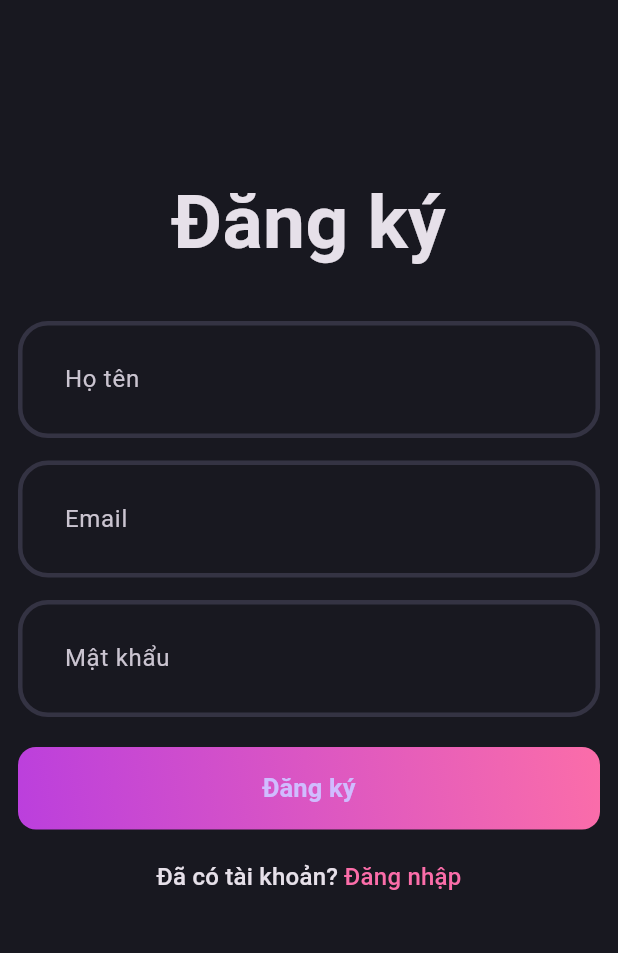
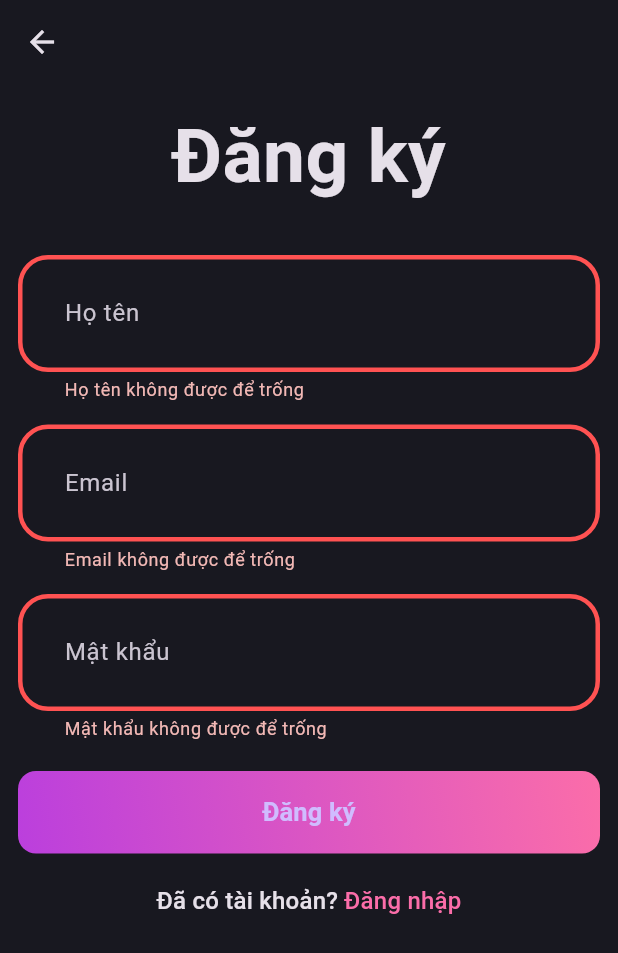
Before and after one commit to sanggit999/blog_app, a Flutter app: the SignUpPage screen opened directly, after a tap on "Đăng ký", on a phone screen of 412 x 824 dp. Shown: the top 953 px of the screen. Run offline on Flutter 3.47's test engine with Material 3 defaults, Android fonts, the phone set to English and light mode, and no system bars; our stand-ins replace flutter_bloc, fpdart, get_it, supabase_flutter; accounts and stored records are empty.

Commit message:
done register user

```diff
--- /dev/null
+++ b/devtools_options.yaml
@@ -0,0 +1 @@
+extensions:
--- /dev/null
+++ b/lib/core/error/exceptions.dart
@@ -0,0 +1,4 @@
+class ServerException implements Exception {
+  final String message;
+  const ServerException(this.message);
+}
--- /dev/null
+++ b/lib/core/error/failures.dart
@@ -0,0 +1,4 @@
+class Failure {
+  final String message;
+  Failure([this.message = "An unexpected error occurred"]);
+}
--- /dev/null
+++ b/lib/core/secrets/app_secrets.dart
@@ -0,0 +1,5 @@
+class AppSecret {
+  static const supabaseUrl = "https://bqbpongfzhcfolmgdxso.supabase.co";
+  static const supabaseAnonKey =
+      "eyJhbGciOiJIUzI1NiIsInR5cCI6IkpXVCJ9.eyJpc3MiOiJzdXBhYmFzZSIsInJlZiI6ImJxYnBvbmdmemhjZm9sbWdkeHNvIiwicm9sZSI6ImFub24iLCJpYXQiOjE3MTQ4OTE5OTksImV4cCI6MjAzMDQ2Nzk5OX0.cVakjefOAtjZ1WuZk-P3vwsitkGuA6J8kT32OOy7Wdk";
+}
--- a/lib/core/theme/theme.dart
+++ b/lib/core/theme/theme.dart
@@ -12,10 +12,19 @@ class AppTheme {
 
   static final darkThemeMode = ThemeData.dark().copyWith(
     scaffoldBackgroundColor: AppPallete.backgroundColor,
+    appBarTheme: const AppBarTheme(
+      backgroundColor: AppPallete.backgroundColor,
+    ),
+    // chipTheme: const ChipThemeData(
+    //   color: MaterialStatePropertyAll(AppPallete.backgroundColor),
+    //   side: BorderSide.none,
+    // ),
     inputDecorationTheme: InputDecorationTheme(
       contentPadding: const EdgeInsets.all(27.0),
+      border: _boder(),
       enabledBorder: _boder(),
       focusedBorder: _boder(AppPallete.gradient2),
+      errorBorder: _boder(AppPallete.errorColor),
     ),
   );
 }
--- /dev/null
+++ b/lib/core/usecase/usecase.dart
@@ -0,0 +1,6 @@
+import 'package:blog_app/core/error/failures.dart';
+import 'package:fpdart/fpdart.dart';
+
+abstract interface class UseCase<SuccessType, Params> {
+  Future<Either<Failure, SuccessType>> call(Params params);
+}
--- /dev/null
+++ b/lib/features/auth/domain/repository/auth_repository.dart
@@ -0,0 +1,15 @@
+import 'package:blog_app/core/error/failures.dart';
+import 'package:fpdart/fpdart.dart';
+
+abstract interface class AuthRepository {
+  Future<Either<Failure, String>> signUpWithEmailPassword({
+    required String name,
+    required String email,
+    required String password,
+  });
+
+  Future<Either<Failure, String>> loginWithEmailPassword({
+    required String email,
+    required String password,
+  });
+}
--- /dev/null
+++ b/lib/features/auth/domain/usecases/user_sign_up.dart
@@ -0,0 +1,30 @@
+import 'package:blog_app/core/error/failures.dart';
+import 'package:blog_app/core/usecase/usecase.dart';
+import 'package:blog_app/features/auth/domain/repository/auth_repository.dart';
+import 'package:fpdart/fpdart.dart';
+
+class UserSignUp implements UseCase<String, UserSignUpParams> {
+  final AuthRepository authRepository;
+  const UserSignUp(this.authRepository);
+
+  @override
+  Future<Either<Failure, String>> call(UserSignUpParams params) async {
+    return await authRepository.signUpWithEmailPassword(
+      name: params.name,
+      email: params.email,
+      password: params.password,
+    );
+  }
+}
+
+class UserSignUpParams {
+  final String name;
+  final String email;
+  final String password;
+
+  UserSignUpParams({
+    required this.name,
+    required this.email,
+    required this.password,
+  });
+}
--- /dev/null
+++ b/lib/features/auth/presentation/bloc/auth_bloc.dart
@@ -0,0 +1,25 @@
+import 'package:blog_app/features/auth/domain/usecases/user_sign_up.dart';
+import 'package:flutter/foundation.dart';
+import 'package:flutter_bloc/flutter_bloc.dart';
+
+part 'auth_event.dart';
+part 'auth_state.dart';
+
+class AuthBloc extends Bloc<AuthEvent, AuthState> {
+  final UserSignUp _userSignUp;
+  AuthBloc({
+    required UserSignUp userSigngUp,
+  })  : _userSignUp = userSigngUp,
+        super(AuthInitial()) {
+    on<AuthSignUp>((event, emit) async {
+      final res = await _userSignUp.call(UserSignUpParams(
+        name: event.name,
+        email: event.email,
+        password: event.password,
+      ));
+
+      res.fold((failure) => emit(AuthFailure(failure.message)),
+          (uid) => emit(AuthSuccess(uid)));
+    });
+  }
+}
--- /dev/null
+++ b/lib/features/auth/presentation/bloc/auth_event.dart
@@ -0,0 +1,16 @@
+part of 'auth_bloc.dart';
+
+@immutable
+sealed class AuthEvent {}
+
+final class AuthSignUp extends AuthEvent {
+  final String name;
+  final String email;
+  final String password;
+
+  AuthSignUp({
+    required this.name,
+    required this.email,
+    required this.password,
+  });
+}
--- /dev/null
+++ b/lib/features/auth/presentation/bloc/auth_state.dart
@@ -0,0 +1,21 @@
+part of 'auth_bloc.dart';
+
+@immutable
+sealed class AuthState {
+  const AuthState();
+}
+
+final class AuthInitial extends AuthState {}
+
+final class AuthSuccess extends AuthState {
+  final String uid;
+  const AuthSuccess(this.uid);
+}
+
+final class AuthFailure extends AuthState {
+  final String message;
+
+  const AuthFailure(this.message);
+}
+
+final class AuthLoading extends AuthState {}
--- a/lib/features/auth/presentation/pages/signup_page.dart
+++ b/lib/features/auth/presentation/pages/signup_page.dart
@@ -1,9 +1,16 @@
 import 'package:blog_app/core/theme/app_pallete.dart';
+import 'package:blog_app/features/auth/presentation/bloc/auth_bloc.dart';
+import 'package:blog_app/features/auth/presentation/pages/login_page.dart';
 import 'package:blog_app/features/auth/presentation/widgets/auth_field.dart';
 import 'package:blog_app/features/auth/presentation/widgets/auth_gradient_button.dart';
 import 'package:flutter/material.dart';
+import 'package:flutter_bloc/flutter_bloc.dart';
 
 class SignUpPage extends StatefulWidget {
+  static route() => MaterialPageRoute(
+        builder: (context) => const SignUpPage(),
+      );
+
   const SignUpPage({super.key});
 
   @override
@@ -11,17 +18,32 @@ class SignUpPage extends StatefulWidget {
 }
 
 class _SignUpPageState extends State<SignUpPage> {
+  final formKey = GlobalKey<FormState>();
+  final nameController = TextEditingController();
+  final emailController = TextEditingController();
+  final passwordController = TextEditingController();
+
+  @override
+  void dispose() {
+    nameController.dispose();
+    emailController.dispose();
+    passwordController.dispose();
+    super.dispose();
+  }
+
   @override
   Widget build(BuildContext context) {
     return Scaffold(
+      appBar: AppBar(),
       body: SingleChildScrollView(
         child: Padding(
           padding: const EdgeInsets.all(12.0),
+          child: Form(
+            key: formKey,
             child: Column(
+              mainAxisAlignment: MainAxisAlignment.center,
+              crossAxisAlignment: CrossAxisAlignment.center,
               children: [
-              const SizedBox(
-                height: 100,
-              ),
                 const Text(
                   "Đăng ký",
                   style: TextStyle(
@@ -32,42 +54,71 @@ class _SignUpPageState extends State<SignUpPage> {
                 const SizedBox(
                   height: 30,
                 ),
-              const AuthField(hintText: "Họ tên"),
+                AuthField(
+                  hintText: "Họ tên",
+                  controller: nameController,
+                ),
                 const SizedBox(
                   height: 15,
                 ),
-              const AuthField(hintText: "Email"),
+                AuthField(
+                  hintText: "Email",
+                  controller: emailController,
+                ),
                 const SizedBox(
                   height: 15,
                 ),
-              const AuthField(hintText: "Mật khẩu"),
-              const SizedBox(
-                height: 20,
-              ),
-              const AuthGradientButton(
-                buttonText: "Đăng ký",
+                AuthField(
+                  hintText: "Mật khẩu",
+                  controller: passwordController,
+                  isObscureText: true,
                 ),
                 const SizedBox(
                   height: 20,
                 ),
-              RichText(
+                AuthGradientButton(
+                  buttonText: "Đăng ký",
+                  onPressed: () {
+                    if (formKey.currentState!.validate()) {
+                      context.read<AuthBloc>().add(AuthSignUp(
+                            name: nameController.text.trim(),
+                            email: emailController.text.trim(),
+                            password: passwordController.text.trim(),
+                          ));
+                    }
+                  },
+                ),
+                const SizedBox(
+                  height: 20,
+                ),
+                GestureDetector(
+                  onTap: () {
+                    Navigator.push(
+                      context,
+                      LoginPage.route(),
+                    );
+                  },
+                  child: RichText(
                     text: TextSpan(
                       text: "Đã có tài khoản? ",
                       style: Theme.of(context).textTheme.titleMedium,
                       children: [
                         TextSpan(
                           text: "Đăng nhập",
-                      style: Theme.of(context).textTheme.titleMedium?.copyWith(
+                          style:
+                              Theme.of(context).textTheme.titleMedium?.copyWith(
                                     color: AppPallete.gradient2,
                                   ),
                         )
                       ],
+                    ),
                   ),
                 )
               ],
             ),
           ),
         ),
+      ),
     );
   }
 }
--- a/lib/features/auth/presentation/widgets/auth_field.dart
+++ b/lib/features/auth/presentation/widgets/auth_field.dart
@@ -2,12 +2,29 @@ import 'package:flutter/material.dart';
 
 class AuthField extends StatelessWidget {
   final String hintText;
-  const AuthField({super.key, required this.hintText});
+  final TextEditingController controller;
+  final bool isObscureText;
+  const AuthField({
+    super.key,
+    required this.hintText,
+    required this.controller,
+    this.isObscureText = false,
+  });
 
   @override
   Widget build(BuildContext context) {
     return TextFormField(
-      decoration: InputDecoration(hintText: hintText),
+      controller: controller,
+      decoration: InputDecoration(
+        hintText: hintText,
+      ),
+      validator: (value) {
+        if (value!.isEmpty) {
+          return "$hintText không được để trống";
+        }
+        return null;
+      },
+      obscureText: isObscureText,
     );
   }
 }
--- a/lib/features/auth/presentation/widgets/auth_gradient_button.dart
+++ b/lib/features/auth/presentation/widgets/auth_gradient_button.dart
@@ -3,9 +3,11 @@ import 'package:flutter/material.dart';
 
 class AuthGradientButton extends StatelessWidget {
   final String buttonText;
+  final VoidCallback onPressed;
   const AuthGradientButton({
     super.key,
     required this.buttonText,
+    required this.onPressed,
   });
 
   @override
@@ -23,7 +25,7 @@ class AuthGradientButton extends StatelessWidget {
         borderRadius: BorderRadius.circular(12.0),
       ),
       child: ElevatedButton(
-        onPressed: () {},
+        onPressed: onPressed,
         style: ElevatedButton.styleFrom(
             backgroundColor: AppPallete.transparentColor,
             fixedSize: const Size(395, 55),
--- a/pubspec.yaml
+++ b/pubspec.yaml
@@ -35,6 +35,10 @@ dependencies:
   # The following adds the Cupertino Icons font to your application.
   # Use with the CupertinoIcons class for iOS style icons.
   cupertino_icons: ^1.0.6
+  fpdart: ^1.1.0
+  supabase_flutter: ^2.5.2
+  flutter_bloc: ^8.1.5
+  get_it: ^7.7.0
 
 dev_dependencies:
   flutter_test:
```
Also changed, not shown: lib/features/auth/data/datasource/auth_remote_data_source.dart (added, +49 -0 lines), lib/features/auth/data/repositories/auth_repository_impl.dart (added, +37 -0 lines), lib/features/auth/presentation/pages/login_page.dart (added, +102 -0 lines), lib/init_dependencies.dart (added, +45 -0 lines), lib/main.dart (+16 -4 lines), pubspec.lock, 5 other files. Lines whose indentation alone changed are shown as unchanged.
